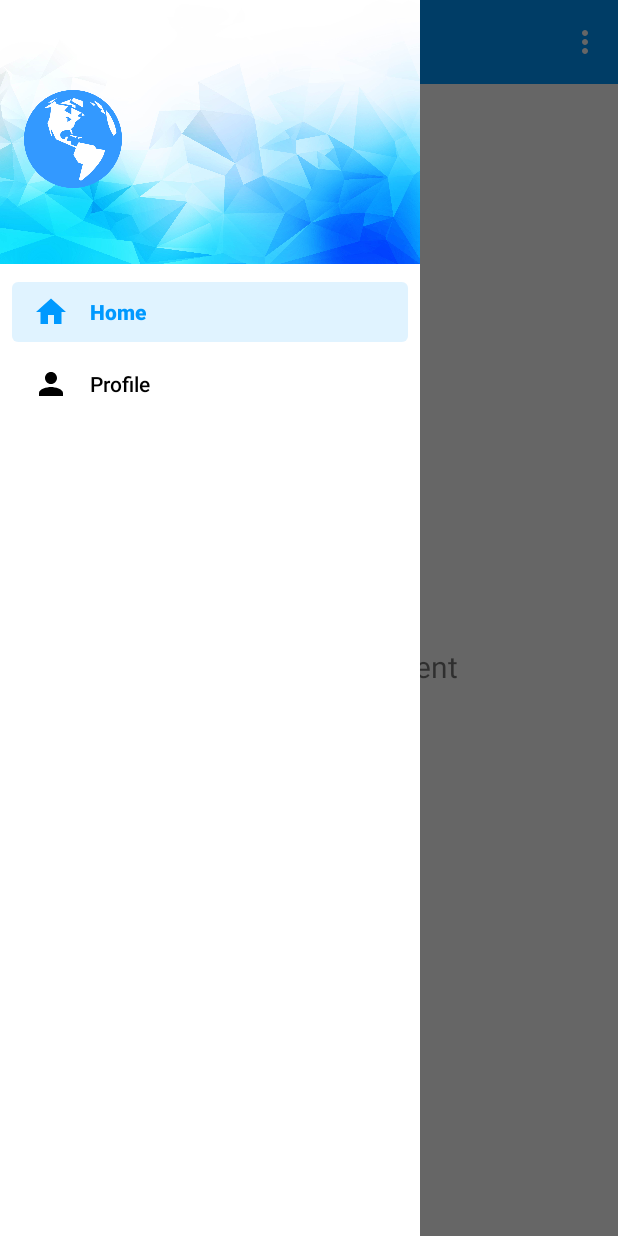
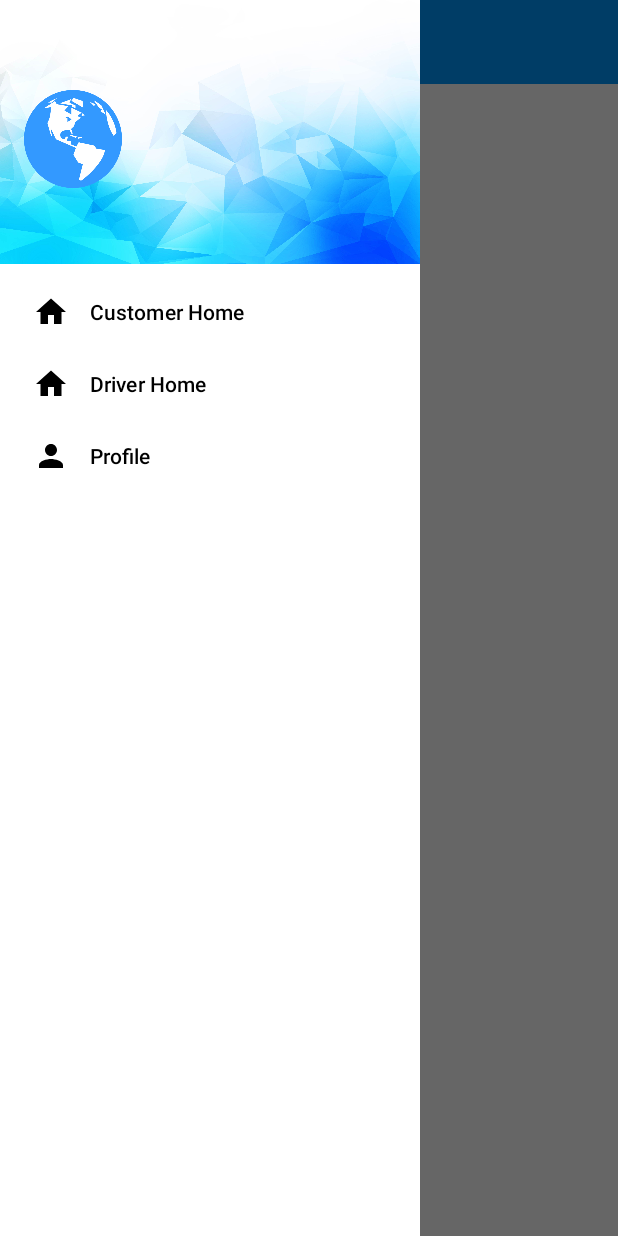
Before and after one commit to trungnq0202/Android-CarBookingApp, an Android app: the MainActivity screen opened directly, with no data from a screen before it, with the side drawer open, on a phone screen of 412 x 824 dp. Run offline under Robolectric (Android 15) with nearby library versions, the phone set to English and light mode, and no system bars; our stand-ins replace Firebase (no records; nobody signed in at launch, a user with empty details on screens opened directly), navigation-ui.

Commit message:
Setup home view for each type of user (customer/driver)

```diff
--- a/app/src/main/java/com/trungngo/carshareapp/Constants.java
+++ b/app/src/main/java/com/trungngo/carshareapp/Constants.java
@@ -12,6 +12,9 @@ public class Constants {
         public static final String roleField = "role";
         public static final String ownSitesIdField = "ownSitesId";
         public static final String participatingSitesIdField = "participatingSitesId";
+
+        public static final String roleCustomerVal = "Customer";
+        public static final String roleDriverVal = "Driver";
     }
 
     public static class FSSite {
--- a/app/src/main/java/com/trungngo/carshareapp/activities/MainActivity.java
+++ b/app/src/main/java/com/trungngo/carshareapp/activities/MainActivity.java
@@ -1,14 +1,30 @@
 package com.trungngo.carshareapp.activities;
 
 import android.os.Bundle;
+import android.view.MenuItem;
 import android.view.View;
 import android.view.Menu;
+import android.widget.LinearLayout;
+import android.widget.TextView;
 
 import com.google.android.material.floatingactionbutton.FloatingActionButton;
 import com.google.android.material.snackbar.Snackbar;
 import com.google.android.material.navigation.NavigationView;
+import com.google.firebase.auth.FirebaseAuth;
+import com.google.firebase.auth.FirebaseUser;
+import com.google.firebase.firestore.EventListener;
+import com.google.firebase.firestore.FirebaseFirestore;
+import com.google.firebase.firestore.FirebaseFirestoreException;
+import com.google.firebase.firestore.QueryDocumentSnapshot;
+import com.google.firebase.firestore.QuerySnapshot;
+import com.trungngo.carshareapp.Constants;
 import com.trungngo.carshareapp.R;
+import com.trungngo.carshareapp.model.User;
+import com.trungngo.carshareapp.ui.customer_home.CustomerHomeViewModel;
+import com.trungngo.carshareapp.ui.driver_home.DriverHomeViewModel;
 
+import androidx.annotation.Nullable;
+import androidx.lifecycle.ViewModelProviders;
 import androidx.navigation.NavController;
 import androidx.navigation.Navigation;
 import androidx.navigation.ui.AppBarConfiguration;
@@ -21,31 +37,148 @@ public class MainActivity extends AppCompatActivity {
 
     private AppBarConfiguration mAppBarConfiguration;
 
+    private TextView navHeaderEmailTextView;
+    private TextView navHeaderUsernameTextView;
+
+    //Firebase, FireStore
+    private FirebaseAuth mAuth;
+    private FirebaseFirestore db;
+    private FirebaseUser currentUser;
+
+    //Current user info
+    User currentUserObject = null;
+
+    //View models
+    CustomerHomeViewModel customerHomeViewModel;
+    DriverHomeViewModel driverHomeViewModel;
+
     @Override
     protected void onCreate(Bundle savedInstanceState) {
         super.onCreate(savedInstanceState);
-        setContentView(R.layout.activity_main);
+        setContentView(R.layout.activity_main); //setup navigation drawer
+//        navigationDrawerSetup();
+        linkViewElements(); //Get view elements
+        initAllChildFragmentsViewModel(); //Init all child fragments viewModels
+        initFirebaseCurrentUserInfo(); //Get all fireStore instances
+    }
+
+    /**
+     * Connect view elements of layout to this class variable
+     */
+    private void linkViewElements() {
+        NavigationView navigationView = findViewById(R.id.nav_view);
+        LinearLayout navHeaderView = (LinearLayout) navigationView.getHeaderView(0);
+        navHeaderUsernameTextView = (TextView) navHeaderView.getChildAt(1);
+        navHeaderEmailTextView = (TextView) navHeaderView.getChildAt(2);
+    }
+
+    /**
+     * Set up navigation drawer activity
+     */
+    private void navigationDrawerSetup() {
         Toolbar toolbar = findViewById(R.id.toolbar);
         setSupportActionBar(toolbar);
-        FloatingActionButton fab = findViewById(R.id.fab);
-        fab.setOnClickListener(new View.OnClickListener() {
-            @Override
-            public void onClick(View view) {
-                Snackbar.make(view, "Replace with your own action", Snackbar.LENGTH_LONG)
-                        .setAction("Action", null).show();
-            }
-        });
+
         DrawerLayout drawer = findViewById(R.id.drawer_layout);
         NavigationView navigationView = findViewById(R.id.nav_view);
-        // Passing each menu ID as a set of Ids because each
-        // menu should be considered as top level destinations.
-        mAppBarConfiguration = new AppBarConfiguration.Builder(
-                R.id.nav_home, R.id.nav_gallery, R.id.nav_slideshow)
-                .setDrawerLayout(drawer)
-                .build();
+
+        //If this user is customer
+        if (currentUserObject.isCustomer()) {
+            mAppBarConfiguration = new AppBarConfiguration.Builder(
+                    R.id.nav_customer_home)
+                    .setDrawerLayout(drawer)
+                    .build();
+        } else { //If this user is driver
+            mAppBarConfiguration = new AppBarConfiguration.Builder(
+                    R.id.nav_driver_home)
+                    .setDrawerLayout(drawer)
+                    .build();
+        }
+
         NavController navController = Navigation.findNavController(this, R.id.nav_host_fragment);
         NavigationUI.setupActionBarWithNavController(this, navController, mAppBarConfiguration);
         NavigationUI.setupWithNavController(navigationView, navController);
+
+        navigateAndHideAccordingMenuBasedOnRole(navController);
+    }
+
+    /**
+     * Get instances of Firebase FireStore Auth, db, current user
+     */
+    private void initFirebaseCurrentUserInfo() {
+        //Get instances of Firebase FireStore
+        mAuth = FirebaseAuth.getInstance();
+        db = FirebaseFirestore.getInstance();
+        currentUser = mAuth.getCurrentUser();
+        getCurrentUserObject(); //Get current user object info
+    }
+
+    /**
+     * Get current user object from FireStore
+     */
+    private void getCurrentUserObject() {
+        db.collection(Constants.FSUser.userCollection)
+                .whereEqualTo(Constants.FSUser.emailField, currentUser.getEmail())
+                .addSnapshotListener(new EventListener<QuerySnapshot>() {
+                    @Override
+                    public void onEvent(@Nullable QuerySnapshot value, @Nullable FirebaseFirestoreException error) {
+                        for (QueryDocumentSnapshot doc : value) {
+                            currentUserObject = doc.toObject(User.class);
+                            setNavHeaderEmailAndUsername(); //Set nav header username and email
+                            setAllChildFragmentsViewModelData();
+//                            hideAccordingMenuBasedOnRole();
+                            navigationDrawerSetup();
+                        }
+                    }
+                });
+    }
+
+    /**
+     * navigate to the right home and remove according home menu based on user role
+     * @param navController navController object of this layout
+     */
+    private void navigateAndHideAccordingMenuBasedOnRole(NavController navController){
+        NavigationView navigationView = findViewById(R.id.nav_view);
+        Menu menu = navigationView.getMenu();
+
+        //Hide according menu and Navigate to the right fragment based on
+        if (currentUserObject.isCustomer()){
+            MenuItem driverHomeMenuItem = menu.getItem(1);
+            driverHomeMenuItem.setVisible(false);
+            navController.navigate(R.id.nav_customer_home);
+        } else {
+            MenuItem customerHomeMenuItem = menu.getItem(0);
+            customerHomeMenuItem.setVisible(false);
+            navController.navigate(R.id.nav_driver_home);
+        }
+    }
+
+    /**
+     * Init all child fragments' view models
+     */
+    private void initAllChildFragmentsViewModel() {
+        customerHomeViewModel = ViewModelProviders.of(this).get(CustomerHomeViewModel.class);
+        driverHomeViewModel = ViewModelProviders.of(this).get(DriverHomeViewModel.class);
+    }
+
+    /**
+     * Set nav header username and email
+     */
+    private void setNavHeaderEmailAndUsername() {
+        navHeaderEmailTextView.setText(currentUser.getEmail());
+        navHeaderUsernameTextView.setText(currentUserObject.getUsername());
+    }
+
+    /**
+     * Send current user data through child fragments' view models
+     */
+    private void setAllChildFragmentsViewModelData() {
+        if (currentUserObject.isCustomer()){
+            customerHomeViewModel.setCurrentUserObject(currentUserObject);
+        } else {
+            driverHomeViewModel.setCurrentUserObject(currentUserObject);
+        }
+
     }
 
     @Override
--- a/app/src/main/java/com/trungngo/carshareapp/model/User.java
+++ b/app/src/main/java/com/trungngo/carshareapp/model/User.java
@@ -31,6 +31,10 @@ public class User {
         this.ownSitesId = ownSitesId;
         this.participatingSitesId = participatingSitesId;
         this.role = role;
+    }
+
+    public boolean isCustomer(){
+        return this.role == "Customer";
     }
 
     public String getDocId() {
--- a/app/src/main/java/com/trungngo/carshareapp/ui/home/HomeFragment.java
+++ b/app/src/main/java/com/trungngo/carshareapp/ui/customer_home/CustomerHomeFragment.java
@@ -1,4 +1,4 @@
-package com.trungngo.carshareapp.ui.home;
+package com.trungngo.carshareapp.ui.customer_home;
 
 import android.os.Bundle;
 import android.view.LayoutInflater;
@@ -14,22 +14,17 @@ import androidx.lifecycle.ViewModelProvider;
 
 import com.trungngo.carshareapp.R;
 
-public class HomeFragment extends Fragment {
+public class CustomerHomeFragment extends Fragment {
 
-    private HomeViewModel homeViewModel;
+    private CustomerHomeViewModel customerHomeViewModel;
 
     public View onCreateView(@NonNull LayoutInflater inflater,
                              ViewGroup container, Bundle savedInstanceState) {
-        homeViewModel =
-                new ViewModelProvider(this).get(HomeViewModel.class);
-        View root = inflater.inflate(R.layout.fragment_home, container, false);
+        customerHomeViewModel =
+                new ViewModelProvider(this).get(CustomerHomeViewModel.class);
+        View root = inflater.inflate(R.layout.fragment_customer_home, container, false);
         final TextView textView = root.findViewById(R.id.text_home);
-        homeViewModel.getText().observe(getViewLifecycleOwner(), new Observer<String>() {
-            @Override
-            public void onChanged(@Nullable String s) {
-                textView.setText(s);
-            }
-        });
+
         return root;
     }
 }
--- /dev/null
+++ b/app/src/main/java/com/trungngo/carshareapp/ui/customer_home/CustomerHomeViewModel.java
@@ -0,0 +1,24 @@
+package com.trungngo.carshareapp.ui.customer_home;
+
+import androidx.lifecycle.LiveData;
+import androidx.lifecycle.MutableLiveData;
+import androidx.lifecycle.ViewModel;
+
+import com.trungngo.carshareapp.model.User;
+
+public class CustomerHomeViewModel extends ViewModel {
+    private MutableLiveData<User> currentUserObject;
+
+
+    public CustomerHomeViewModel() {
+        currentUserObject = new MutableLiveData<>();
+    }
+
+    public void setCurrentUserObject(User currentUserObject) {
+        this.currentUserObject.setValue(currentUserObject);
+    }
+
+    public MutableLiveData<User> getCurrentUserObject(){
+        return this.currentUserObject;
+    }
+}
--- /dev/null
+++ b/app/src/main/java/com/trungngo/carshareapp/ui/driver_home/DriverHomeViewModel.java
@@ -0,0 +1,24 @@
+package com.trungngo.carshareapp.ui.driver_home;
+
+import androidx.lifecycle.LiveData;
+import androidx.lifecycle.MutableLiveData;
+import androidx.lifecycle.ViewModel;
+
+import com.trungngo.carshareapp.model.User;
+
+public class DriverHomeViewModel extends ViewModel {
+    private MutableLiveData<User> currentUserObject;
+
+
+    public DriverHomeViewModel() {
+        currentUserObject = new MutableLiveData<>();
+    }
+
+    public void setCurrentUserObject(User currentUserObject) {
+        this.currentUserObject.setValue(currentUserObject);
+    }
+
+    public MutableLiveData<User> getCurrentUserObject(){
+        return this.currentUserObject;
+    }
+}
--- a/app/src/main/java/com/trungngo/carshareapp/ui/home/HomeViewModel.java
+++ /dev/null
@@ -1,19 +0,0 @@
-package com.trungngo.carshareapp.ui.home;
-
-import androidx.lifecycle.LiveData;
-import androidx.lifecycle.MutableLiveData;
-import androidx.lifecycle.ViewModel;
-
-public class HomeViewModel extends ViewModel {
-
-    private MutableLiveData<String> mText;
-
-    public HomeViewModel() {
-        mText = new MutableLiveData<>();
-        mText.setValue("This is home fragment");
-    }
-
-    public LiveData<String> getText() {
-        return mText;
-    }
-}
--- a/app/src/main/res/layout/activity_login.xml
+++ b/app/src/main/res/layout/activity_login.xml
@@ -61,6 +61,7 @@
         android:ems="10"
         android:hint="Email"
         android:inputType="text"
+        android:text="trungngo@gmail.com"
         android:padding="16dp"
         app:layout_constraintEnd_toEndOf="parent"
         app:layout_constraintStart_toStartOf="parent"
@@ -78,6 +79,7 @@
         android:drawablePadding="16dp"
         android:ems="10"
         android:hint="Password"
+        android:text="trungngo1234"
         android:inputType="textPassword"
         android:padding="16dp"
         app:layout_constraintEnd_toEndOf="parent"
--- a/app/src/main/res/layout/fragment_home.xml
+++ b/app/src/main/res/layout/fragment_customer_home.xml
@@ -4,7 +4,7 @@
     xmlns:tools="http://schemas.android.com/tools"
     android:layout_width="match_parent"
     android:layout_height="match_parent"
-    tools:context=".ui.home.HomeFragment">
+    tools:context=".ui.customer_home.CustomerHomeFragment">
 
     <TextView
         android:id="@+id/text_home"
--- a/app/src/main/res/menu/activity_main_drawer.xml
+++ b/app/src/main/res/menu/activity_main_drawer.xml
@@ -5,9 +5,14 @@
 
     <group android:checkableBehavior="single">
         <item
-            android:id="@+id/nav_home"
+            android:id="@+id/nav_customer_home"
             android:icon="@drawable/ic_home"
-            android:title="@string/menu_home" />
+            android:title="Customer Home" />
+
+        <item
+            android:id="@+id/nav_driver_home"
+            android:icon="@drawable/ic_home"
+            android:title="Driver Home" />
 
         <item
             android:id="@+id/nav_profile"
--- a/app/src/main/res/values/strings.xml
+++ b/app/src/main/res/values/strings.xml
@@ -11,4 +11,6 @@
     <string name="menu_home">Home</string>
     <string name="menu_gallery">Gallery</string>
     <string name="menu_slideshow">Slideshow</string>
+    <!-- TODO: Remove or change this placeholder text -->
+    <string name="hello_blank_fragment">Hello blank fragment</string>
 </resources>
```
Also changed, not shown: app/src/main/java/com/trungngo/carshareapp/ui/driver_home/DriverHomeFragment.java (added, +66 -0 lines), app/src/main/res/layout/fragment_driver_home.xml (added, +14 -0 lines), app/src/main/res/navigation/mobile_navigation.xml (+9 -5 lines).
